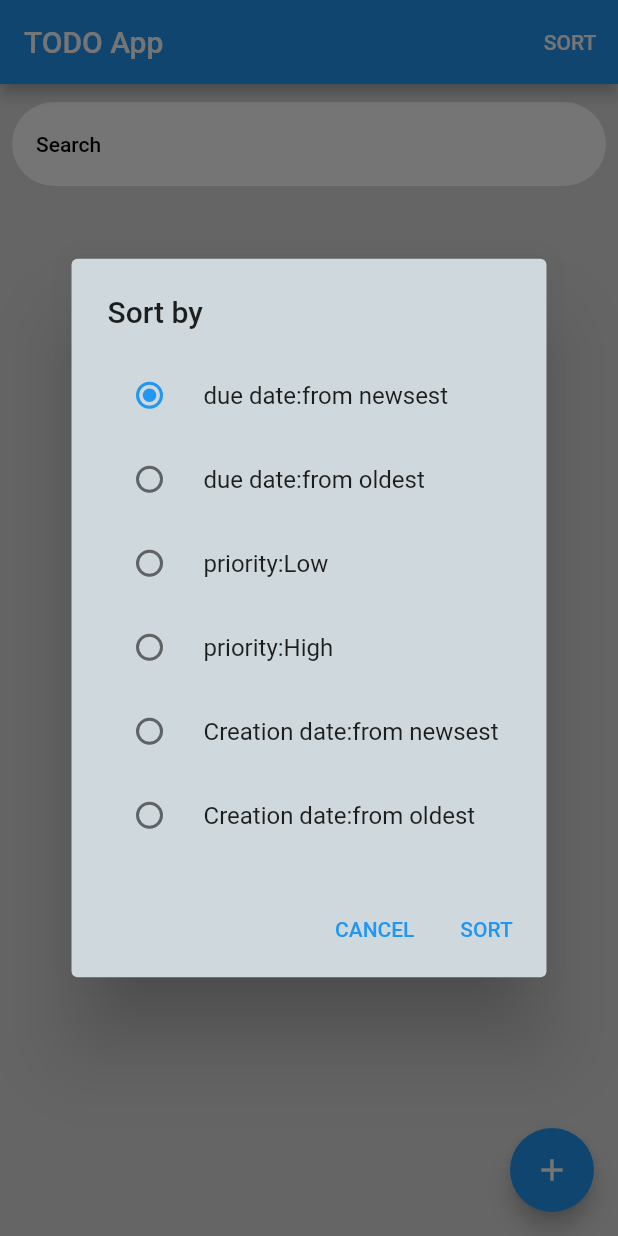
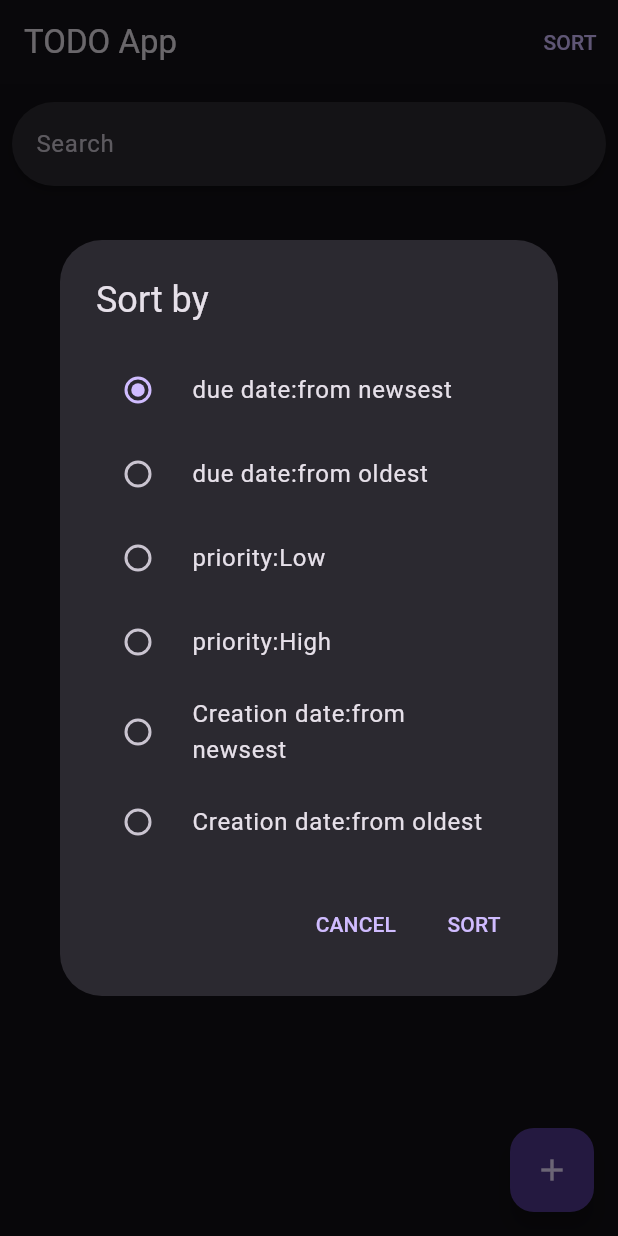
Before and after one commit to bansalgaurav852/todoapp, a Flutter app: the screen it shows after launch, after a tap on "SORT", on a phone screen of 412 x 824 dp. Run offline on Flutter 3.47's test engine with Material 2 defaults, Android fonts, the light colour scheme and no system bars; our stand-ins replace bloc, flutter_bloc, flutter_local_notifications, hive, hive_flutter, timezone; missing offline and left inert: omni_datetime_picker; accounts and stored records are empty.

Commit message:
dark theme add,ui update

```diff
--- a/lib/Screen/HomePage.dart
+++ b/lib/Screen/HomePage.dart
@@ -1,6 +1,7 @@
 import 'package:flutter/foundation.dart';
 import 'package:flutter/material.dart';
 import 'package:flutter_bloc/flutter_bloc.dart';
+import 'package:todoapp/Screen/widget/appbar.dart';
 import 'package:todoapp/bloc/todo_bloc.dart';
 import 'package:todoapp/helper/utils.dart';
 import 'package:todoapp/model/todoModel.dart';
@@ -31,7 +32,7 @@ class _HomePageState extends State<HomePage> {
   @override
   Widget build(BuildContext context) {
     return Scaffold(
-        appBar: customappbar(),
+        appBar: const Customappbar(),
         floatingActionButton: FloatingActionButton(
           onPressed: formdialog,
           child: const Icon(Icons.add),
@@ -51,7 +52,7 @@ class _HomePageState extends State<HomePage> {
             children: [
               const SizedBox(height: 12),
               SearchBar(
-                elevation: MaterialStateProperty.all(0),
+                elevation: MaterialStateProperty.all(2),
                 controller: searchController,
                 hintText: "Search",
                 onChanged: (value) {
@@ -60,59 +61,68 @@ class _HomePageState extends State<HomePage> {
                       .add(SearchEvent(searchkeyword: value));
                 },
               ),
+              const SizedBox(height: 12),
               Expanded(
                 child: items.isEmpty
                     ? const Center(child: Text("Empty"))
-                    : ListView.separated(
-                        separatorBuilder: (_, index) => const Divider(),
+                    : GridView.builder(
                         itemCount: items.length,
                         itemBuilder: (_, index) {
                           final int key = state.dataBox!.keyAt(index);
                           final DataModel data = items[index];
                           return Card(
                             shape: RoundedRectangleBorder(
-                              borderRadius: BorderRadius.circular(15.0),
+                              borderRadius: BorderRadius.circular(8.0),
                             ),
-                            color: data.complete ? Colors.green : Colors.white,
-                            child: ListTile(
-                              isThreeLine: true,
-                              title: Text(
+                            color: data.complete
+                                ? const Color.fromARGB(255, 25, 69, 26)
+                                : null,
+                            child: Padding(
+                              padding: const EdgeInsets.all(8),
+                              child: Column(
+                                mainAxisAlignment:
+                                    MainAxisAlignment.spaceBetween,
+                                crossAxisAlignment: CrossAxisAlignment.start,
+                                children: [
+                                  Row(
+                                    mainAxisAlignment:
+                                        MainAxisAlignment.spaceBetween,
+                                    children: [
+                                      Text(
+                                        "${index + 1}.",
+                                        style: const TextStyle(
+                                          fontSize: 18,
+                                        ),
+                                      ),
+                                      Expanded(
+                                        child: Row(
+                                          mainAxisAlignment:
+                                              MainAxisAlignment.center,
+                                          children: [
+                                            Text(
                                               data.title,
                                               style: const TextStyle(
-                                    fontSize: 16, color: Colors.black),
+                                                fontSize: 16,
                                               ),
-                              subtitle: Column(
-                                crossAxisAlignment: CrossAxisAlignment.start,
-                                children: [
-                                  Text(data.description,
-                                      style: const TextStyle(
-                                          fontSize: 15, color: Colors.black38)),
-                                  Text(
-                                      "Due Date : ${Utils.dateformat(data.duedate)}",
-                                      style: const TextStyle(
-                                          fontSize: 14, color: Colors.black38)),
-                                  Text("Priority Level : ${data.priority}",
-                                      style: const TextStyle(
-                                          fontSize: 14, color: Colors.black38)),
+                                            ),
                                           ],
                                         ),
-                              leading: Text(
-                                "${index + 1}.",
-                                style: const TextStyle(
-                                    fontSize: 18, color: Colors.black),
                                       ),
-                              trailing: PopupMenuButton<String>(
+                                      PopupMenuButton<String>(
                                         onSelected: (value) {
                                           if (value.compareTo("Edit") == 0) {
                                             titleController.text = data.title;
                                             descriptionController.text =
                                                 data.description;
                                             formdialog(key: key);
-                                  } else if (value.compareTo("Delete") == 0) {
+                                          } else if (value
+                                                  .compareTo("Delete") ==
+                                              0) {
                                             context
                                                 .read<TodoBloc>()
                                                 .add(DeleteTodoEvent(key: key));
-                                  } else if (value.compareTo("Completed") ==
+                                          } else if (value
+                                                  .compareTo("Completed") ==
                                               0) {
                                             DataModel updateddata = DataModel(
                                                 title: data.title,
@@ -125,7 +135,8 @@ class _HomePageState extends State<HomePage> {
                                                 UpdateTodoEvent(
                                                     key: key,
                                                     updateddata: updateddata));
-                                  } else if (value.compareTo('Set Reminder') ==
+                                          } else if (value
+                                                  .compareTo('Set Reminder') ==
                                               0) {
                                             context.read<TodoBloc>().add(
                                                 SetReminderEvent(
@@ -148,9 +159,35 @@ class _HomePageState extends State<HomePage> {
                                           }).toList();
                                         },
                                       ),
+                                    ],
+                                  ),
+                                  Text(data.description,
+                                      style: const TextStyle(
+                                        fontSize: 15,
+                                      )),
+                                  Column(
+                                    crossAxisAlignment:
+                                        CrossAxisAlignment.start,
+                                    children: [
+                                      Text(
+                                          "Due Date : ${Utils.dateformat(data.duedate)}",
+                                          style: const TextStyle(
+                                            fontSize: 14,
+                                          )),
+                                      Text("Priority Level : ${data.priority}",
+                                          style: const TextStyle(
+                                            fontSize: 14,
+                                          )),
+                                    ],
+                                  )
+                                ],
+                              ),
                             ),
                           );
                         },
+                        gridDelegate:
+                            const SliverGridDelegateWithFixedCrossAxisCount(
+                                crossAxisCount: 2),
                       ),
               ),
             ],
@@ -163,7 +200,6 @@ class _HomePageState extends State<HomePage> {
   formdialog({int? key}) {
     showDialog(
         builder: (context) => Dialog(
-            backgroundColor: Colors.blueGrey[100],
             child: Container(
                 padding: const EdgeInsets.all(16),
                 child: BlocBuilder<TodoBloc, TodoInitial>(
@@ -211,9 +247,7 @@ class _HomePageState extends State<HomePage> {
                                     },
                                     child: Container(
                                       decoration: const BoxDecoration(
-                                          border: Border(
-                                              bottom: BorderSide(
-                                                  color: Colors.black))),
+                                          border: Border(bottom: BorderSide())),
                                       padding: const EdgeInsets.symmetric(
                                           vertical: 12),
                                       child: Text(state.selecteddate == null
@@ -303,79 +337,4 @@ class _HomePageState extends State<HomePage> {
                 ))),
         context: context);
   }
-
-  List sortingchoice = [
-    "due date:from newsest",
-    "due date:from oldest",
-    "priority:Low",
-    "priority:High",
-    "Creation date:from newsest",
-    "Creation date:from oldest",
-  ];
-  AppBar customappbar() {
-    List<Map<String, dynamic>> list =
-        List.generate(sortingchoice.length, (index) {
-      return {"key": sortingchoice[index], "index": index};
-    });
-    return AppBar(
-      automaticallyImplyLeading: false,
-      title: const Text("TODO App"),
-      actions: <Widget>[
-        TextButton(
-            onPressed: () {
-              showDialog(
-                  builder: (context) => AlertDialog(
-                        contentPadding: EdgeInsets.zero,
-                        backgroundColor: const Color.fromRGBO(207, 216, 220, 1),
-                        title: const Text("Sort by"),
-                        content: Container(
-                          padding: const EdgeInsets.all(16),
-                          child: BlocBuilder<TodoBloc, TodoState>(
-                            builder: (context, state) {
-                              if (kDebugMode) print(state.selectedSorting);
-                              return Column(
-                                  mainAxisSize: MainAxisSize.min,
-                                  children: list
-                                      .map((e) => RadioListTile(
-                                            title: Text(e['key'].toString()),
-                                            value: e['index'] as int,
-                                            groupValue:
-                                                state.selectedSorting ?? 0,
-                                            onChanged: (value) {
-                                              context.read<TodoBloc>().add(
-                                                    SetSelectedSortingEvent(
-                                                      index: e['index'] as int,
-                                                    ),
-                                                  );
-                                            },
-                                          ))
-                                      .toList());
-                            },
-                          ),
-                        ),
-                        actions: [
-                          TextButton(
-                              onPressed: () {
-                                Navigator.of(context).pop();
-                              },
-                              child: const Text("CANCEL")),
-                          TextButton(
-                              onPressed: () {
-                                context
-                                    .read<TodoBloc>()
-                                    .add(SortListBySectedType());
-                                Navigator.of(context).pop();
-                              },
-                              child: const Text("SORT"))
-                        ],
-                      ),
-                  context: context);
-            },
-            child: const Text(
-              "SORT",
-              style: TextStyle(color: Colors.white),
-            ))
-      ],
-    );
 }
-}
--- /dev/null
+++ b/lib/Screen/widget/appbar.dart
@@ -0,0 +1,85 @@
+import 'package:flutter/foundation.dart';
+import 'package:flutter/material.dart';
+import 'package:flutter_bloc/flutter_bloc.dart';
+import 'package:todoapp/bloc/todo_bloc.dart';
+
+List sortingchoice = [
+  "due date:from newsest",
+  "due date:from oldest",
+  "priority:Low",
+  "priority:High",
+  "Creation date:from newsest",
+  "Creation date:from oldest",
+];
+List<Map<String, dynamic>> list = List.generate(sortingchoice.length, (index) {
+  return {"key": sortingchoice[index], "index": index};
+});
+
+class Customappbar extends StatelessWidget implements PreferredSizeWidget {
+  const Customappbar({super.key});
+
+  @override
+  Widget build(BuildContext context) {
+    return AppBar(
+      automaticallyImplyLeading: false,
+      title: const Text("TODO App"),
+      actions: <Widget>[
+        TextButton(
+            onPressed: () {
+              showDialog(
+                  builder: (context) => AlertDialog(
+                        contentPadding: EdgeInsets.zero,
+                        title: const Text("Sort by"),
+                        content: Container(
+                          padding: const EdgeInsets.all(16),
+                          child: BlocBuilder<TodoBloc, TodoState>(
+                            builder: (context, state) {
+                              if (kDebugMode) print(state.selectedSorting);
+                              return Column(
+                                  mainAxisSize: MainAxisSize.min,
+                                  children: list
+                                      .map((e) => RadioListTile(
+                                            title: Text(e['key'].toString()),
+                                            value: e['index'] as int,
+                                            groupValue:
+                                                state.selectedSorting ?? 0,
+                                            onChanged: (value) {
+                                              context.read<TodoBloc>().add(
+                                                    SetSelectedSortingEvent(
+                                                      index: e['index'] as int,
+                                                    ),
+                                                  );
+                                            },
+                                          ))
+                                      .toList());
+                            },
+                          ),
+                        ),
+                        actions: [
+                          TextButton(
+                              onPressed: () {
+                                Navigator.of(context).pop();
+                              },
+                              child: const Text("CANCEL")),
+                          TextButton(
+                              onPressed: () {
+                                context
+                                    .read<TodoBloc>()
+                                    .add(SortListBySectedType());
+                                Navigator.of(context).pop();
+                              },
+                              child: const Text("SORT"))
+                        ],
+                      ),
+                  context: context);
+            },
+            child: const Text(
+              "SORT",
+            ))
+      ],
+    );
+  }
+
+  @override
+  Size get preferredSize => const Size.fromHeight(kToolbarHeight);
+}
--- a/lib/main.dart
+++ b/lib/main.dart
@@ -34,7 +34,7 @@
     return BlocProvider(
       create: (context) => TodoBloc(),
       child: MaterialApp(
-        theme: ThemeData.light(),
+        theme: ThemeData.dark(useMaterial3: true),
         debugShowCheckedModeBanner: false,
         title: 'Material App',
         home: const HomePage(),
```
Lines whose indentation alone changed are shown as unchanged.
